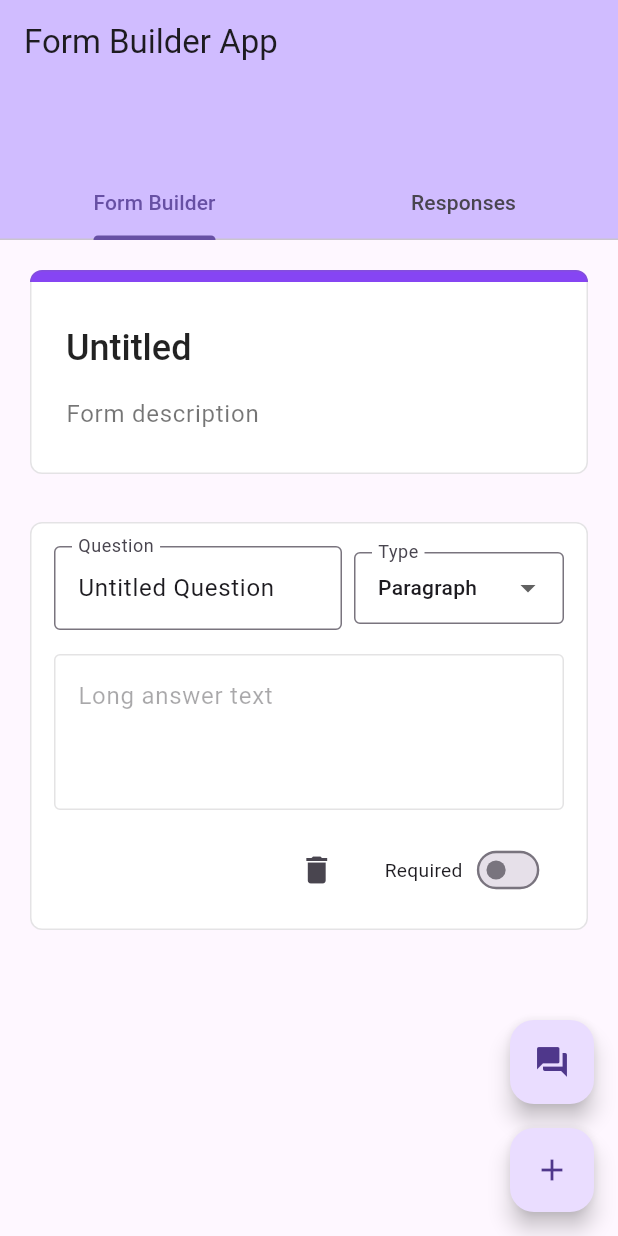
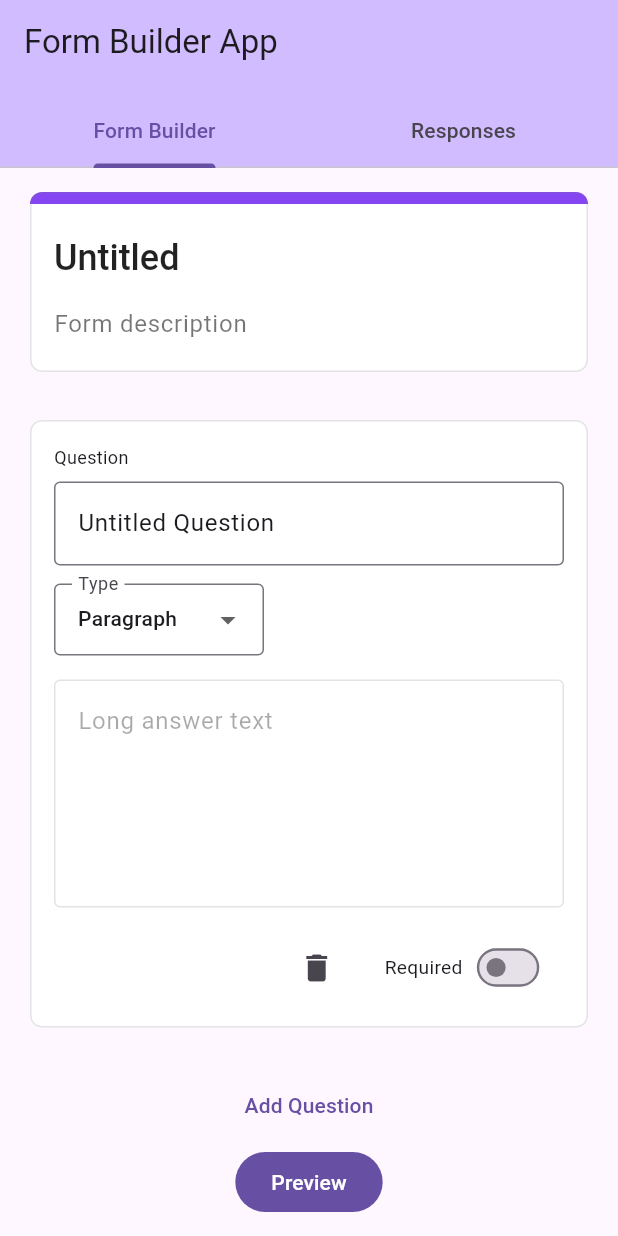
Before and after one commit to ndnam198/form-builder-app, a Flutter app: the screen it shows after launch, on a phone screen of 412 x 824 dp. Run offline on Flutter 3.47's test engine with Material 3 defaults, Android fonts, the light colour scheme and no system bars; drawn by our look-alikes of flutter_form_builder; our stand-ins replace bloc, dartx, flutter_bloc, form_builder_validators, freezed_annotation, talker; missing offline and left inert: talker_bloc_logger; generated files the repository leaves out were written again; statements that could not run were skipped.

Commit message:
fix layout on mobile

```diff
--- a/lib/app/view/app.dart
+++ b/lib/app/view/app.dart
@@ -7,7 +7,8 @@ class App extends StatelessWidget {
 
   @override
   Widget build(BuildContext context) {
-    return MaterialApp(
+    return SafeArea(
+      child: MaterialApp(
         theme: ThemeData(
           appBarTheme: AppBarTheme(
             backgroundColor: Theme.of(context).colorScheme.inversePrimary,
@@ -30,6 +31,7 @@ class App extends StatelessWidget {
         supportedLocales: AppLocalizations.supportedLocales,
         // home: const FormBuilderProvider(),
         home: const FormBuilderProvider(),
+      ),
     );
   }
 }
--- a/lib/form_builder/view/bloc/simple_form_builder_event.dart
+++ b/lib/form_builder/view/bloc/simple_form_builder_event.dart
@@ -61,4 +61,5 @@ sealed class SimpleFormBuilderEvent with _$SimpleFormBuilderEvent {
   const factory SimpleFormBuilderEvent.createForm() = SimpleFormBuilderEventCreateForm;
   const factory SimpleFormBuilderEvent.togglePreview() = SimpleFormBuilderEventTogglePreview;
   const factory SimpleFormBuilderEvent.submitForm() = SimpleFormBuilderEventSubmitForm;
+  const factory SimpleFormBuilderEvent.clearFormAnswer() = SimpleFormBuilderEventClearForm;
 }
--- a/lib/form_builder/view/form_builder_page.dart
+++ b/lib/form_builder/view/form_builder_page.dart
@@ -23,7 +23,6 @@ class _FormBuilderPageState extends State<FormBuilderPage> {
     final formWidth = isMobile ? (MediaQuery.of(context).size.width - 16 * 2) : 600.0;
 
     return Scaffold(
-      floatingActionButton: _buildFloatingAddButton(context),
       body: BlocConsumer<SimpleFormBuilderBloc, SimpleFormBuilderState>(
         listenWhen: (previous, current) => previous.error != current.error,
         listener: (context, state) {
@@ -41,7 +40,7 @@ class _FormBuilderPageState extends State<FormBuilderPage> {
             children: [
               Expanded(
                 child: SingleChildScrollView(
-                  padding: const EdgeInsets.all(16),
+                  padding: const EdgeInsets.all(12),
                   child: Center(
                     child: FormBuilder(
                       key: _formKey,
@@ -150,7 +149,21 @@ class _FormBuilderPageState extends State<FormBuilderPage> {
                               ),
                             ),
                           ),
-                          const SizedBox(height: 80),
+                          const SizedBox(
+                            height: 24,
+                          ),
+                          if (!state.isPreviewing)
+                            TextButton(
+                              child: const Text('Add Question'),
+                              onPressed: () {
+                                context.simpleFormBuilderBloc.add(
+                                  const SimpleFormBuilderEvent.addQuestion(
+                                    type: QuestionType.paragraph,
+                                    question: '',
+                                  ),
+                                );
+                              },
+                            ),
                         ],
                       ),
                     ),
@@ -158,17 +171,61 @@ class _FormBuilderPageState extends State<FormBuilderPage> {
                 ),
               ),
               if (state.isPreviewing)
+                SizedBox(
+                  width: formWidth,
+                  child: Padding(
+                    padding: const EdgeInsets.all(8),
+                    child: Row(
+                      mainAxisSize: MainAxisSize.min,
+                      children: [
+                        FilledButton(
+                          onPressed: () {
+                            if (_formKey.currentState!.saveAndValidate()) {
+                              context.simpleFormBuilderBloc.add(
+                                const SimpleFormBuilderEvent.submitForm(),
+                              );
+                              ScaffoldMessenger.of(context).showSnackBar(
+                                const SnackBar(
+                                  content: Text('Form submitted successfully'),
+                                  backgroundColor: Colors.green,
+                                ),
+                              );
+                            }
+                          },
+                          child: const Text('Submit'),
+                        ),
+                        const Spacer(),
+                        TextButton(
+                          onPressed: () {
+                            context.simpleFormBuilderBloc.add(
+                              const SimpleFormBuilderEvent.togglePreview(),
+                            );
+                          },
+                          child: const Text('Back to edit'),
+                        ),
+                        const SizedBox(width: 8),
+                        TextButton(
+                          onPressed: () {
+                            context.simpleFormBuilderBloc.add(
+                              const SimpleFormBuilderEvent.clearFormAnswer(),
+                            );
+                          },
+                          child: const Text('Clear form'),
+                        ),
+                      ],
+                    ),
+                  ),
+                )
+              else
                 Padding(
-                  padding: const EdgeInsets.all(24),
+                  padding: const EdgeInsets.all(12),
                   child: FilledButton(
                     onPressed: () {
-                      if (_formKey.currentState!.saveAndValidate()) {
-                        context.simpleFormBuilderBloc.add(
-                          const SimpleFormBuilderEvent.submitForm(),
-                        );
-                      }
+                      context.simpleFormBuilderBloc.add(
+                        const SimpleFormBuilderEvent.togglePreview(),
+                      );
                     },
-                    child: const Text('Submit'),
+                    child: const Text('Preview'),
                   ),
                 ),
             ],
@@ -182,22 +239,6 @@ class _FormBuilderPageState extends State<FormBuilderPage> {
     return Column(
       mainAxisSize: MainAxisSize.min,
       children: [
-        BlocSelector<SimpleFormBuilderBloc, SimpleFormBuilderState, bool>(
-          selector: (state) {
-            return state.isPreviewing;
-          },
-          builder: (context, isPreviewing) {
-            return FloatingActionButton(
-              child: Icon(isPreviewing ? Icons.edit : Icons.question_answer),
-              onPressed: () {
-                context.simpleFormBuilderBloc.add(
-                  const SimpleFormBuilderEvent.togglePreview(),
-                );
-              },
-            );
-          },
-        ),
-        const SizedBox(height: 16),
         FloatingActionButton(
           child: const Icon(Icons.add),
           onPressed: () {
--- a/lib/form_builder/view/form_builder_provider.dart
+++ b/lib/form_builder/view/form_builder_provider.dart
@@ -19,11 +19,14 @@ class FormBuilderProvider extends StatelessWidget {
           length: 2,
           child: Scaffold(
             appBar: AppBar(
-              bottom: const TabBar(
-                tabs: [
-                  Tab(text: 'Form Builder'),
-                  Tab(text: 'Responses'),
-                ],
+              bottom: const PreferredSize(
+                preferredSize: Size.fromHeight(0),
+                child: TabBar(
+                  tabs: [
+                    Tab(text: 'Form Builder'),
+                    Tab(text: 'Responses'),
+                  ],
+                ),
               ),
             ),
             body: const TabBarView(
--- a/lib/form_builder/view/response_page.dart
+++ b/lib/form_builder/view/response_page.dart
@@ -2,6 +2,7 @@ import 'package:flutter/material.dart';
 import 'package:flutter_bloc/flutter_bloc.dart';
 import 'package:form_builder_assignment/form_builder/domain/form_data.dart';
 import 'package:form_builder_assignment/form_builder/view/bloc/simple_form_builder_bloc.dart';
+import 'package:form_builder_assignment/form_builder/view/widgets/response_widget.dart';
 
 class ResponsePage extends StatelessWidget {
   const ResponsePage({super.key});
@@ -21,6 +22,9 @@ class ResponsePage extends StatelessWidget {
               child: ExpansionTile(
                 title: Text(response.formTitle.name),
                 subtitle: Text('Submitted at: ${response.submittedAt!.toLocal()}'),
+                children: [
+                  ResponseWidget(response: response),
+                ],
               ),
             );
           },
--- a/lib/form_builder/view/widgets/question_card.dart
+++ b/lib/form_builder/view/widgets/question_card.dart
@@ -13,6 +13,7 @@ class QuestionCard extends StatelessWidget {
     required this.question,
     required this.width,
     required this.isEditing,
+    this.isViewingOnly = false,
     super.key,
     this.onUpdateQuestion,
     this.onUpdateQuestionType,
@@ -27,6 +28,7 @@ class QuestionCard extends StatelessWidget {
 
   final FormQuestion question;
   final bool isEditing;
+  final bool isViewingOnly;
   final double width;
 
   // Callbacks
@@ -66,15 +68,32 @@ class QuestionCard extends StatelessWidget {
   }
 
   Widget _buildQuestionHeader(BuildContext context) {
-    return Row(
+    return Column(
+      crossAxisAlignment: CrossAxisAlignment.start,
       children: [
-        Expanded(
-          child: FormBuilderTextField(
-            enabled: isEditing,
+        Row(
+          crossAxisAlignment: CrossAxisAlignment.start,
+          children: [
+            const Text(
+              'Question',
+              style: TextStyle(fontSize: 12),
+            ),
+            if (question.isRequired)
+              const Text(
+                ' *',
+                style: TextStyle(color: Colors.red, fontSize: 12),
+              ),
+          ],
+        ),
+        const SizedBox(height: 8),
+        if (isEditing && !isViewingOnly)
+          FormBuilderTextField(
+            enabled: isEditing && !isViewingOnly,
             name: 'question_${question.id}',
             initialValue: question.question,
+            minLines: 1,
+            maxLines: 5,
             decoration: const InputDecoration(
-              labelText: 'Question',
               hintText: 'Enter your question',
               border: OutlineInputBorder(),
             ),
@@ -86,9 +105,13 @@ class QuestionCard extends StatelessWidget {
                 );
               }
             },
+          )
+        else
+          Text(
+            question.question,
+            style: const TextStyle(fontSize: 16),
           ),
-        ),
-        const SizedBox(width: 8),
+        const SizedBox(height: 12),
         _buildTypeDropdown(context),
       ],
     );
@@ -98,7 +121,7 @@ class QuestionCard extends StatelessWidget {
     return SizedBox(
       width: 140,
       child: FormBuilderDropdown<QuestionType>(
-        enabled: isEditing,
+        enabled: isEditing && !isViewingOnly,
         name: 'question_type_${question.id}',
         decoration: const InputDecoration(
           labelText: 'Type',
@@ -148,7 +171,8 @@ class QuestionCard extends StatelessWidget {
             decoration: const InputDecoration(
               border: InputBorder.none,
             ),
-            enabled: !isEditing,
+            enabled: !isEditing && !isViewingOnly,
+            initialValue: question.selectedChoiceId,
             options: question.choices.mapIndexed((index, choice) {
               return FormBuilderFieldOption(
                 key: Key(choice.id),
@@ -217,6 +241,8 @@ class QuestionCard extends StatelessWidget {
 
   Widget _buildEditableChoice(BuildContext context, String questionId, Choice choice, int index) {
     final isUserDefined = choice is ChoiceUserDefined;
+    final isSelected =
+        question is FormQuestionMultiChoice && (question as FormQuestionMultiChoice).selectedChoiceId == choice.id;
 
     return SizedBox(
       width: width * 0.9,
@@ -232,7 +258,12 @@ class QuestionCard extends StatelessWidget {
                 contentPadding: const EdgeInsets.symmetric(horizontal: 12, vertical: 8),
                 isDense: true,
               ),
-              enabled: isEditing ? choice is ChoicePredefined : choice is ChoiceUserDefined,
+              enabled: (isEditing ? choice is ChoicePredefined : choice is ChoiceUserDefined) && !isViewingOnly,
+              validator: isSelected
+                  ? FormBuilderValidators.required(
+                      errorText: 'Please provide content for this option.',
+                    )
+                  : null,
               onChanged: (value) {
                 if (value != null && onUpdateChoiceOptions != null) {
                   onUpdateChoiceOptions!(
@@ -240,7 +271,6 @@ class QuestionCard extends StatelessWidget {
                     choice.id,
                     value,
                   );
-                  FocusScope.of(context).nextFocus();
                 }
               },
             ),
@@ -271,8 +301,8 @@ class QuestionCard extends StatelessWidget {
         border: OutlineInputBorder(),
       ),
       validator: question.isRequired ? FormBuilderValidators.required() : null,
-      maxLines: 3,
-      enabled: !isEditing,
+      maxLines: 5,
+      enabled: !isEditing && !isViewingOnly,
       onChanged: (value) {
         if (value != null && !isEditing && onAnswerParagraphQuestion != null) {
           onAnswerParagraphQuestion!(
--- a/lib/form_builder/view/widgets/title_card.dart
+++ b/lib/form_builder/view/widgets/title_card.dart
@@ -67,7 +67,7 @@ class _TitleCardState extends State<TitleCard> {
             ),
           ),
           child: Padding(
-            padding: const EdgeInsets.all(24),
+            padding: const EdgeInsets.all(16),
             child: Column(
               crossAxisAlignment: CrossAxisAlignment.start,
               children: [
```
Also changed, not shown: lib/form_builder/view/bloc/simple_form_builder_bloc.dart (+23 -0 lines), lib/form_builder/view/bloc/simple_form_builder_state.dart (+26 -0 lines), lib/form_builder/view/widgets/response_widget.dart (added, +49 -0 lines), lib/form_builder/view/bloc/simple_form_builder_bloc.freezed.dart. Lines whose indentation alone changed are shown as unchanged.
